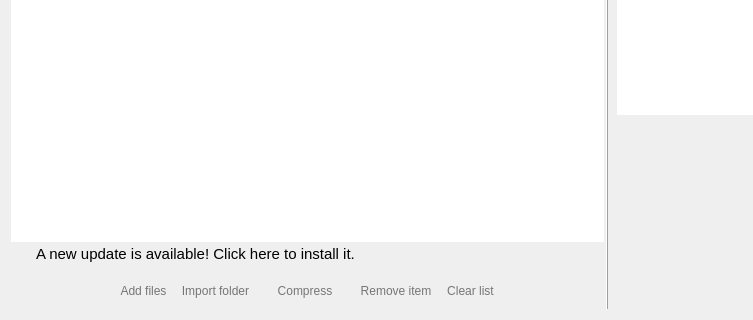
The window that caesiumph.ui (Lymphatus/CaesiumPH) describes before a commit, drawn with Qt 5; both pictures show x 0 to 753 and y 180 to 500 of the 880 by 500 pixel window.
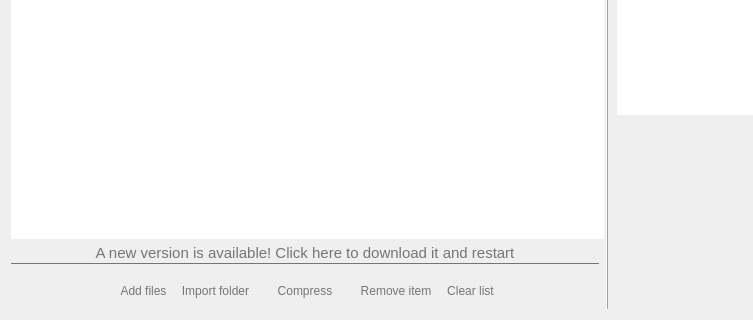
The same window after the commit. Icons and pictures are not drawn. Custom widgets are drawn as their Qt base class.

```diff
--- a/caesiumph.ui
+++ b/caesiumph.ui
@@ -458,19 +458,35 @@
     </item>
     <item row="1" column="0" colspan="2">
      <layout class="QHBoxLayout" name="horizontalLayout_2">
+      <property name="leftMargin">
+       <number>0</number>
+      </property>
+      <property name="rightMargin">
+       <number>5</number>
+      </property>
       <item>
        <widget class="QToolButton" name="updateButton">
+        <property name="sizePolicy">
+         <sizepolicy hsizetype="Expanding" vsizetype="Fixed">
+          <horstretch>0</horstretch>
+          <verstretch>0</verstretch>
+         </sizepolicy>
+        </property>
         <property name="font">
          <font>
-          <pointsize>8</pointsize>
+          <pointsize>11</pointsize>
+          <underline>false</underline>
          </font>
         </property>
         <property name="styleSheet">
          <string notr="true">background-color: transparent;
-border: none;</string>
+border: none;
+color: #757575;
+border-bottom: 1px solid #757575
+</string>
         </property>
         <property name="text">
-         <string/>
+         <string>A new version is available! Click here to download it and restart</string>
         </property>
         <property name="icon">
          <iconset resource="icons.qrc">
@@ -488,29 +504,14 @@
         <property name="checked">
          <bool>true</bool>
         </property>
+        <property name="toolButtonStyle">
+         <enum>Qt::ToolButtonTextBesideIcon</enum>
+        </property>
         <property name="autoRaise">
          <bool>false</bool>
         </property>
        </widget>
       </item>
-      <item>
-       <widget class="QLabel" name="updateLabel">
-        <property name="font">
-         <font>
-          <pointsize>11</pointsize>
-         </font>
-        </property>
-        <property name="text">
-         <string>A new update is available! Click here to install it.</string>
-        </property>
-        <property name="textFormat">
-         <enum>Qt::RichText</enum>
-        </property>
-        <property name="openExternalLinks">
-         <bool>true</bool>
-        </property>
-       </widget>
-      </item>
      </layout>
     </item>
    </layout>
```
Left out of the diff: 6 changed lines with no effect on the pictures.
